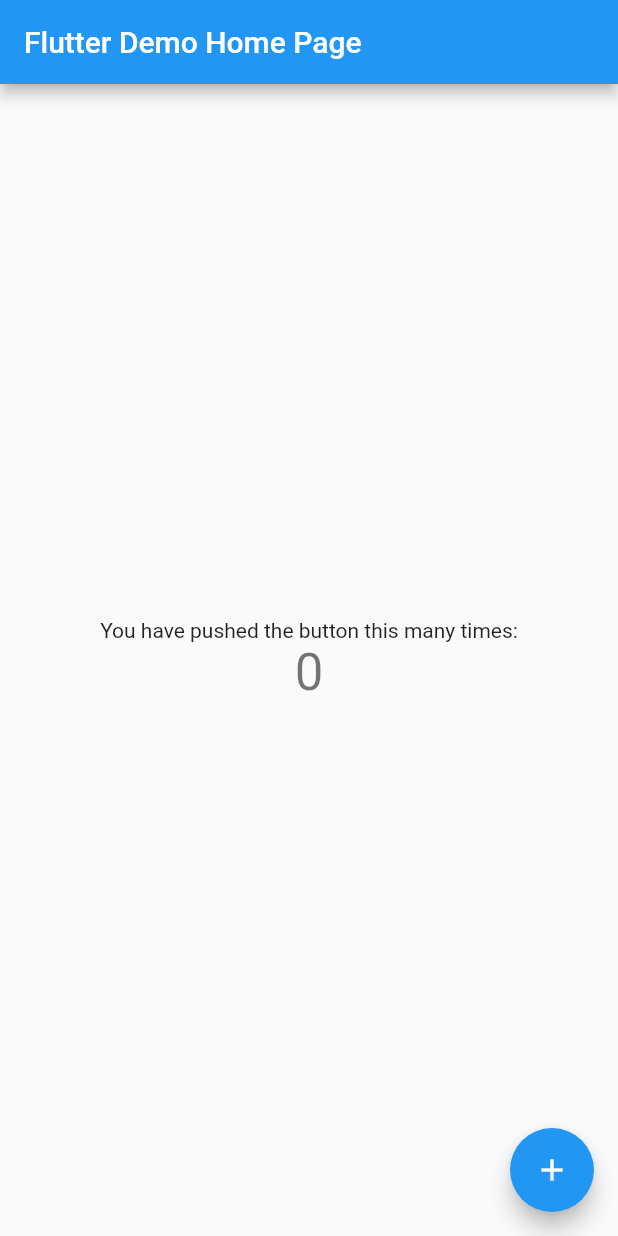
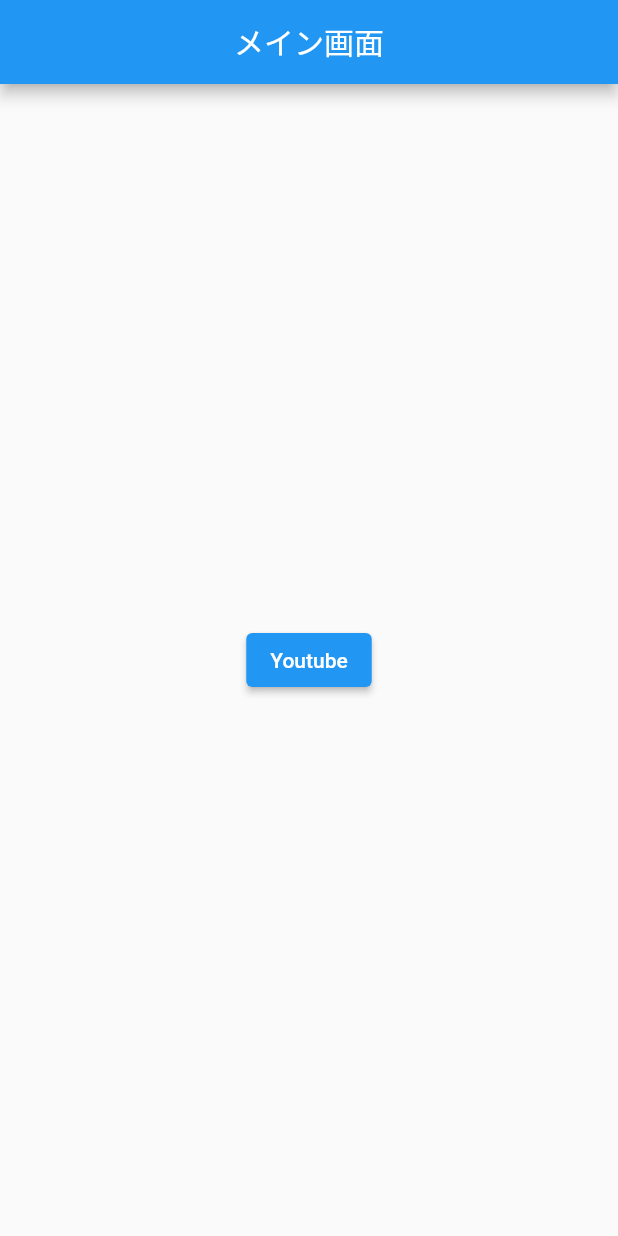
Before and after one commit to tbskgm0/flutter-tutorial, a Flutter app: the screen it shows after launch, on a phone screen of 412 x 824 dp. Run offline on Flutter 3.47's test engine with Material 2 defaults, Android fonts, the phone set to English and light mode, and no system bars.

Commit message:
ホーム画面作成

```diff
--- a/lib/main.dart
+++ b/lib/main.dart
@@ -1,4 +1,5 @@
 import 'package:flutter/material.dart';
+import 'youtube/youtube_screen.dart';
 
 void main() {
   runApp(const MyApp());
@@ -14,54 +15,40 @@ class MyApp extends StatelessWidget {
       theme: ThemeData(
         primarySwatch: Colors.blue,
       ),
-      home: const MyHomePage(title: 'Flutter Demo Home Page'),
+      home: const MyHomePage(),
     );
   }
 }
 
-class MyHomePage extends StatefulWidget {
-  const MyHomePage({Key? key, required this.title}) : super(key: key);
-
-  final String title;
-
-  @override
-  State<MyHomePage> createState() => _MyHomePageState();
-}
-
-class _MyHomePageState extends State<MyHomePage> {
-  int _counter = 0;
-
-  void _incrementCounter() {
-    setState(() {
-      _counter++;
-    });
-  }
+class MyHomePage extends StatelessWidget {
+  const MyHomePage({Key? key}) : super(key: key);
 
   @override
   Widget build(BuildContext context) {
     return Scaffold(
       appBar: AppBar(
-        title: Text(widget.title),
+        title: const Center(
+          child: Text('メイン画面'),
+        ),
       ),
       body: Center(
         child: Column(
-          mainAxisAlignment: MainAxisAlignment.center,
-          children: <Widget>[
-            const Text(
-              'You have pushed the button this many times:',
-            ),
-            Text(
-              '$_counter',
-              style: Theme.of(context).textTheme.headline4,
+          mainAxisSize: MainAxisSize.min,
+          children: [
+            ElevatedButton(
+              onPressed: () {
+                Navigator.push<Widget>(
+                  context,
+                  MaterialPageRoute(
+                    builder: (context) => const YoutubeScreen(),
+                  ),
+                );
+              },
+              child: Text('Youtube'),
             ),
           ],
         ),
       ),
-      floatingActionButton: FloatingActionButton(
-        onPressed: _incrementCounter,
-        tooltip: 'Increment',
-        child: const Icon(Icons.add),
-      ), // This trailing comma makes auto-formatting nicer for build methods.
     );
   }
 }
```
Also changed, not shown: lib/youtube/youtube_screen.dart (added, +29 -0 lines).
